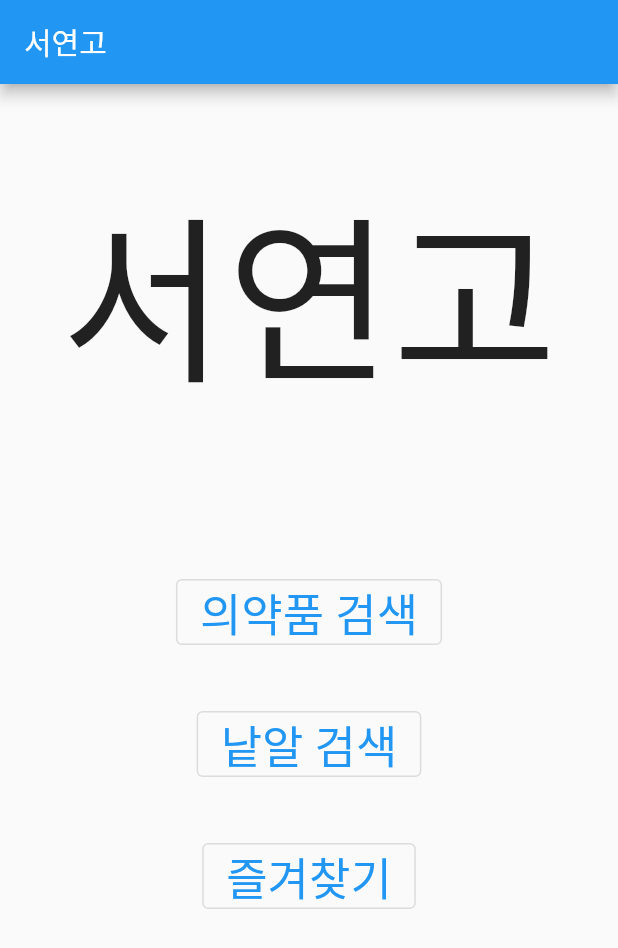
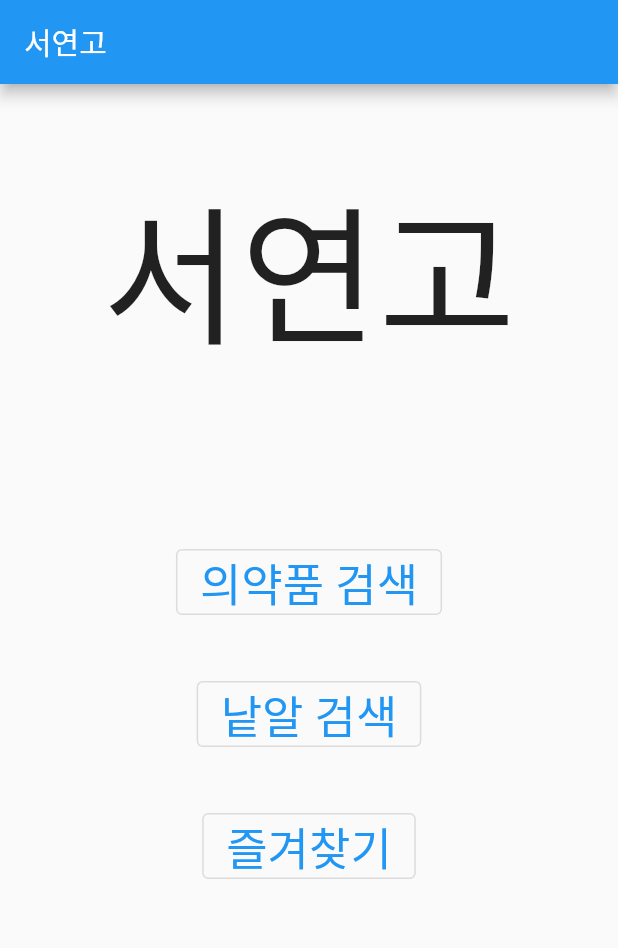
Before and after one commit to choius323/seoyeongo, a Flutter app: the screen it shows after launch, on a phone screen of 412 x 824 dp. Shown: the top 948 px of the screen. Run offline on Flutter 3.47's test engine with Material 2 defaults, Android fonts, the light colour scheme and no system bars.

Commit message:
add viewDetail.dart

```diff
--- a/lib/main.dart
+++ b/lib/main.dart
@@ -14,11 +14,12 @@ void main() {
 
 class MyApp extends StatelessWidget {
   // This widget is the root of your application.
+  final ButtonStyle buttonStyle =
+      OutlinedButton.styleFrom(textStyle: TextStyle(fontSize: 30));
+
   @override
   Widget build(BuildContext context) {
-    final ButtonStyle buttonStyle =
-        OutlinedButton.styleFrom(textStyle: TextStyle(fontSize: 30));
-
+    double boxsize = 40;
     return Scaffold(
       appBar: AppBar(
         title: Text('서연고'),
@@ -33,7 +34,7 @@ class MyApp extends StatelessWidget {
                   padding: EdgeInsets.symmetric(vertical: 50),
                   child: Text(
                     '서연고',
-                    style: TextStyle(fontSize: 120),
+                    style: TextStyle(fontSize: 100),
                   ),
                 ),
               ]),
@@ -42,44 +43,28 @@ class MyApp extends StatelessWidget {
               Column(
                 mainAxisAlignment: MainAxisAlignment.start,
                 children: <Widget>[
-                  SizedBox(height: 50),
-                  OutlinedButton(
-                    onPressed: () {
-                      Navigator.push(
-                        context,
-                        MaterialPageRoute(
-                            builder: (context) => SearchMedicine()),
-                      );
-                    },
-                    child: Text('의약품 검색'),
-                    style: buttonStyle,
-                  ),
-                  SizedBox(height: 40),
-                  OutlinedButton(
-                    onPressed: () {
-                      Navigator.push(
-                        context,
-                        MaterialPageRoute(builder: (context) => SearchPill()),
-                      );
-                    },
-                    child: Text('낱알 검색'),
-                    style: buttonStyle,
-                  ),
-                  SizedBox(height: 40),
-                  OutlinedButton(
-                    onPressed: () {
-                      Navigator.push(
-                        context,
-                        MaterialPageRoute(builder: (context) => Bookmark()),
-                      );
-                    },
-                    child: Text('즐겨찾기'),
-                    style: buttonStyle,
-                  ),
+                  SizedBox(height: boxsize * 1.5),
+                  _mainButton(context, SearchMedicine(), '의약품 검색'),
+                  SizedBox(height: boxsize),
+                  _mainButton(context, SearchPill(), '낱알 검색'),
+                  SizedBox(height: boxsize),
+                  _mainButton(context, Bookmark(), '즐겨찾기'),
                 ],
               ),
             ],
           )),
     );
   }
+
+  //버튼 생성 함수
+  Widget _mainButton(BuildContext context, dynamic package, String text) {
+    return OutlinedButton(
+      onPressed: () {
+        Navigator.push(
+            context, MaterialPageRoute(builder: (context) => package));
+      },
+      child: Text(text),
+      style: buttonStyle,
+    );
+  }
 }
--- a/pubspec.yaml
+++ b/pubspec.yaml
@@ -46,7 +46,7 @@ flutter:
 
   # To add assets to your application, add an assets section, like this:
   assets:
-    - imgs/
+    - images/
 
   #   - images/a_dot_burr.jpeg
   #   - images/a_dot_ham.jpeg
```
Also changed, not shown: lib/SearchMedicine.dart (+5 -7 lines), lib/medicineList.dart (+27 -17 lines), lib/viewDetail.dart (added, +59 -0 lines), images/201407280003901.jpg (renamed from imgs/201407280003901.jpg), images/A11AJJJJJ003201.jpg (renamed from imgs/A11AJJJJJ003201.jpg), images/A11AKP08F000701.jpg (renamed from imgs/A11AKP08F000701.jpg), images/A11AOOOOO358301.jpg (renamed from imgs/A11AOOOOO358301.jpg).
